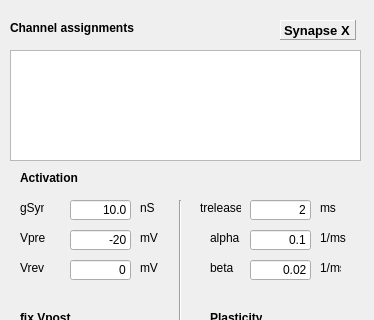
Above: src/gui/DestexheSynDlg.ui from CompEphys-team/stdpc before the change; both pictures show x 0 to 374 and y 0 to 320 of the 374 by 460 pixel window. Below: the same form after it.
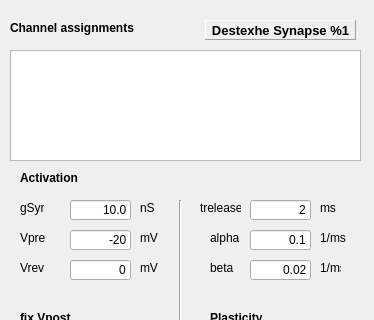
That is the form after the change. Custom widgets are drawn as their Qt base class.

Commit message: Improved HH/Synapse dialog labels

```diff
--- a/src/gui/DestexheSynDlg.ui
+++ b/src/gui/DestexheSynDlg.ui
@@ -41,9 +41,9 @@
    </property>
    <property name="geometry">
     <rect>
-     <x>280</x>
+     <x>205</x>
      <y>20</y>
-     <width>76</width>
+     <width>151</width>
      <height>20</height>
     </rect>
    </property>
@@ -73,7 +73,10 @@
     <number>0</number>
    </property>
    <property name="text">
-    <string>Synapse X</string>
+    <string>Destexhe Synapse %1</string>
+   </property>
+   <property name="alignment">
+    <set>Qt::AlignCenter</set>
    </property>
   </widget>
   <widget class="QLabel" name="gSynL">
```
The commit also changes 11 other files.
